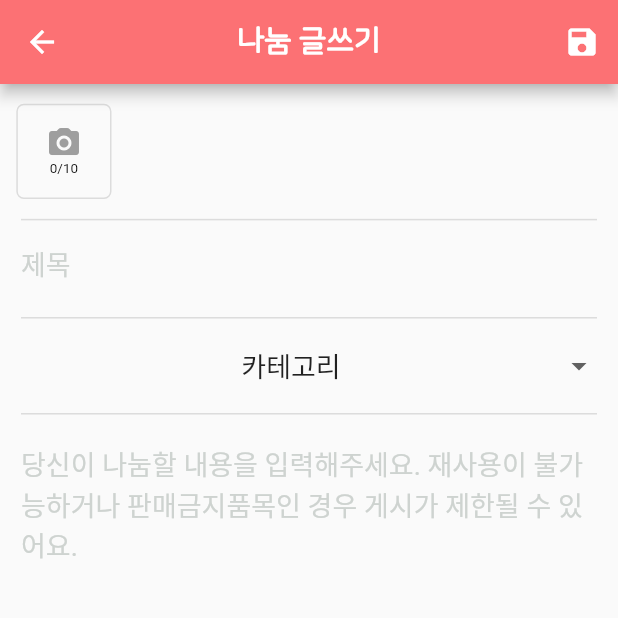
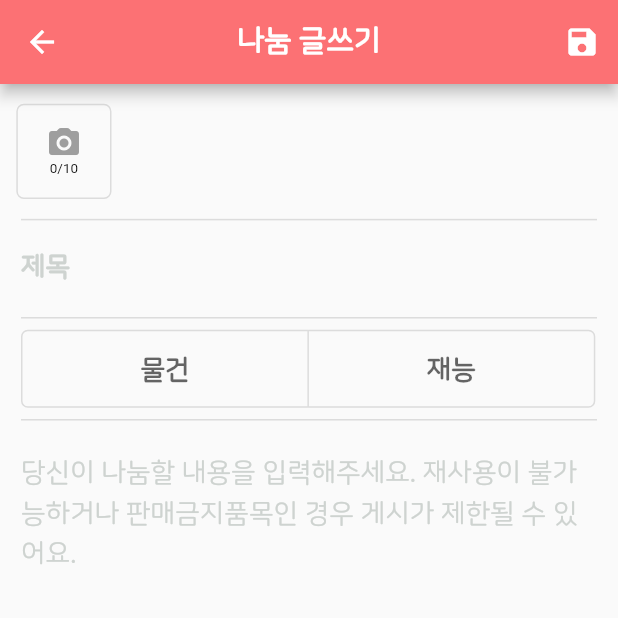
Before and after one commit to wjs4199/CapstoneProject2021, a Flutter app: the AddPage screen opened by its route, on a phone screen of 412 x 824 dp, the top half of it. Run offline on Flutter 3.47's test engine with Material 2 defaults, Android fonts, the phone set to English and light mode, and no system bars; our stand-ins replace carousel_slider, cloud_firestore, firebase_auth, firebase_core, firebase_messaging, firebase_storage and 11 more; missing offline and left inert: flutter_absolute_path, geolocator_platform_interface, multi_image_picker, simple_speed_dial; accounts and stored records are empty.

Commit message:
카테고리 수정

```diff
--- a/lib/actions/add.dart
+++ b/lib/actions/add.dart
@@ -28,6 +28,7 @@ class AddPage extends StatefulWidget {
 }
 
 class _AddPageState extends State<AddPage> {
+
   ///**************** Multi Image 선택 및 저장과 관련된 변수/ 함수들 ***************///
   /// Firebase Storage 참조 간략화
   FirebaseStorage storage = FirebaseStorage.instance;
@@ -196,6 +197,7 @@ class _AddPageState extends State<AddPage> {
 
   @override
   Widget build(BuildContext context) {
+
     return Consumer<ApplicationState>(
         builder: (context, appState, _) => Scaffold(
             appBar: AppBar(
@@ -284,6 +286,8 @@ class _AddPageState extends State<AddPage> {
                                             disabledBorder: InputBorder.none,
                                             hintText: '제목',
                                             hintStyle: TextStyle(
+                                                fontFamily: 'NanumSquareRoundR',
+                                                fontWeight: FontWeight.bold,
                                                 height: 1.5,
                                                 fontSize: 18.0,
                                                 color: Color(0xffced3d0)),
@@ -291,6 +295,7 @@ class _AddPageState extends State<AddPage> {
                                                 0, 10.0, 0, 10.0),
                                           ),
                                           style: TextStyle(
+                                            fontFamily: 'NanumSquareRoundR',
                                             fontSize: 18,
                                             height: 1.5,
                                           ),
@@ -316,39 +321,10 @@ class _AddPageState extends State<AddPage> {
                                 /// 카테고리 드롭다운 버튼과 원해요/나눠요 토글 버튼 있는 Row
                                 Row(
                                   children: [
-                                    Expanded(
-                                        flex: 7,
-                                        child: DropdownButtonHideUnderline(
-                                          child: DropdownButton<String>(
-                                            isExpanded: true,
-                                            value: _selectedFilter,
-                                            items: _filter.map(
-                                              (value) {
-                                                return DropdownMenuItem(
-                                                  value: value,
-                                                  child: Center(
-                                                    child: Text(
-                                                      value,
-                                                      textAlign:
-                                                          TextAlign.center,
-                                                      style: TextStyle(
-                                                        fontSize: 18,
-                                                      ),
-                                                    ),
-                                                  ),
-                                                );
-                                              },
-                                            ).toList(),
-                                            onChanged: (value) {
-                                              if (value != _selectedFilter) {
-                                                _selectedFilter = value;
-                                              }
-                                              setState(() {
-                                                _selectedFilter = value;
-                                              });
-                                            },
-                                          ),
-                                        )),
+                                    if(widget.giveOrTake == 'give')
+                                      _buildGiveCategoryToggleButtons()
+                                    else
+                                      _buildTakeCategoryToggleButtons()
                                   ],
                                 ),
                                 Divider(thickness: 1),
@@ -361,21 +337,25 @@ class _AddPageState extends State<AddPage> {
                                         keyboardType: TextInputType.multiline,
                                         maxLines: null,
                                         controller: _contentController,
-                                        decoration: const InputDecoration(
+                                        decoration: InputDecoration(
                                           border: InputBorder.none,
                                           focusedBorder: InputBorder.none,
                                           enabledBorder: InputBorder.none,
                                           errorBorder: InputBorder.none,
                                           disabledBorder: InputBorder.none,
                                           hintMaxLines: 3,
-                                          hintText:
-                                              '당신이 나눔할 내용을 입력해주세요. 재사용이 불가능하거나 판매금지품목인 경우 게시가 제한될 수 있어요.',
+                                          hintText: widget.giveOrTake == 'give'
+                                              ? '당신이 나눔할 내용을 입력해주세요. 재사용이 불가능하거나 판매금지품목인 경우 게시가 제한될 수 있어요.'
+                                              : '당신에게 필요한 나눔에 대해 입력해주세요. 너무 고가의 물건이거나 판매금지품목인 경우 게시가 제한될 수 있어요.',
                                           hintStyle: TextStyle(
+                                              fontFamily: 'NanumSquareRoundR',
+                                              fontWeight: FontWeight.w400,
                                               height: 1.5,
                                               fontSize: 18.0,
                                               color: Color(0xffced3d0)),
                                         ),
                                         style: TextStyle(
+                                          fontFamily: 'NanumSquareRoundR',
                                           fontSize: 18,
                                           height: 1.5,
                                         ),
@@ -401,6 +381,121 @@ class _AddPageState extends State<AddPage> {
               ]),
             )));
   }
+
+  /// 나눔페이지의 add페이지 내에서 ToggleButtons 내의 물건, 재능 버튼의 상태를 표시하기 위해 필요한 리스트 변수
+  final _selectionsOfGive = List<bool>.generate(2, (_) => false);
+
+  /// 나눔페이지의 add페이지 내에서의 ToggleButtons 위젯(물건, 재능)
+  ToggleButtons _buildGiveCategoryToggleButtons() {
+    return ToggleButtons(
+      color: Colors.black.withOpacity(0.60),
+      constraints: BoxConstraints(
+        minWidth: MediaQuery.of(context).size.width *0.461,
+        minHeight: 50,
+      ),
+      selectedBorderColor: Color(0xffeb6859),
+      selectedColor: Color(0xffeb6859),
+      fillColor: Color(0xffeb6859).withOpacity(0.10),
+      borderRadius: BorderRadius.circular(4.0),
+      isSelected: _selectionsOfGive,
+      onPressed: (int index) {
+        setState(() {
+          if (index == 0) {
+            print('물건 선택!');
+            _selectedFilter = '물건';
+            _selectionsOfGive[0] = true;
+            _selectionsOfGive[1] = false;
+          } else {
+            print('재능 선택!');
+            _selectedFilter = '재능';
+            _selectionsOfGive[0] = false;
+            _selectionsOfGive[1] = true;
+          }
+        });
+      },
+      children: [
+        Text(
+          '물건',
+          textAlign:
+          TextAlign.center,
+          style: TextStyle(
+            fontFamily: 'NanumSquareRoundR',
+            fontWeight: FontWeight.bold,
+            fontSize: 18,
+          ),
+        ),
+        Text(
+          '재능',
+          textAlign:
+          TextAlign.center,
+          style: TextStyle(
+            fontFamily: 'NanumSquareRoundR',
+            fontWeight: FontWeight.bold,
+            fontSize: 18,
+          ),
+        )
+      ],
+    );
+  }
+
+  ///단체 후원 카테고리 추가할 가능성이 있어서 give / take 다른 위젯으로 만들어놓음 (현재 ui는 같은 상태)
+  ///
+  /// 나눔요청 페이지의 add페이지 내에서 ToggleButtons 내의 물건, 재능 버튼의 상태를 표시하기 위해 필요한 리스트 변수
+  final _selectionsOfTake = List<bool>.generate(2, (_) => false);
+
+  /// 나눔요청 페이지의 add페이지 내에서의 ToggleButtons 위젯(물건, 재능)
+  ToggleButtons _buildTakeCategoryToggleButtons() {
+    return ToggleButtons(
+      color: Colors.black.withOpacity(0.60),
+      constraints: BoxConstraints(
+        minWidth: MediaQuery.of(context).size.width *0.461,
+        minHeight: 50,
+      ),
+      selectedBorderColor: Color(0xffeb6859),
+      selectedColor: Color(0xffeb6859),
+      fillColor: Color(0xffeb6859).withOpacity(0.10),
+      borderRadius: BorderRadius.circular(4.0),
+      isSelected: _selectionsOfTake,
+      onPressed: (int index) {
+        setState(() {
+          if (index == 0) {
+            print('물건 선택!');
+            _selectedFilter = '물건';
+            _selectionsOfTake[0] = true;
+            _selectionsOfTake[1] = false;
+          } else {
+            print('재능 선택!');
+            _selectedFilter = '재능';
+            _selectionsOfTake[0] = false;
+            _selectionsOfTake[1] = true;
+          }
+        });
+      },
+      children: [
+        Text(
+          '물건',
+          textAlign:
+          TextAlign.center,
+          style: TextStyle(
+            fontFamily: 'NanumSquareRoundR',
+            fontWeight: FontWeight.bold,
+            fontSize: 18,
+          ),
+        ),
+        Text(
+          '재능',
+          textAlign:
+          TextAlign.center,
+          style: TextStyle(
+            fontFamily: 'NanumSquareRoundR',
+            fontWeight: FontWeight.bold,
+            fontSize: 18,
+          ),
+        )
+      ],
+    );
+  }
+
 
   /// 상단 사진업로드하는 위젯
   Widget imageUpLoadWidget() {
```
